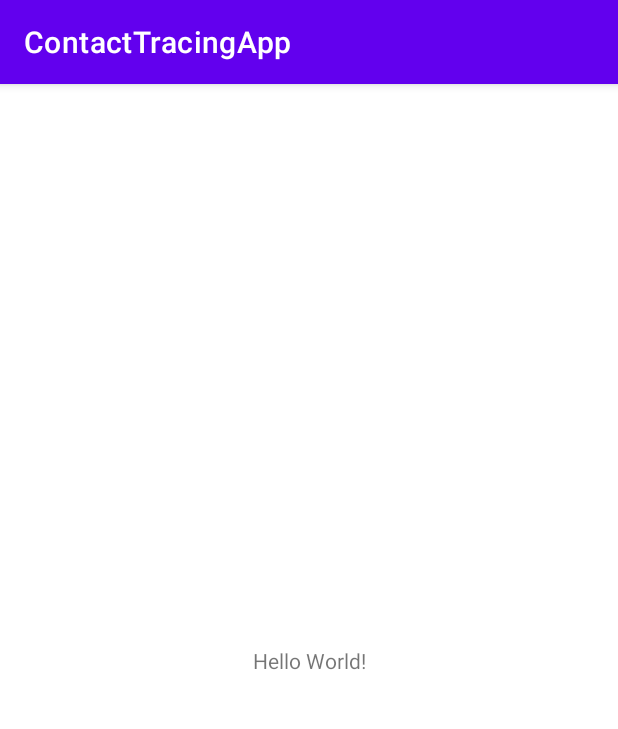
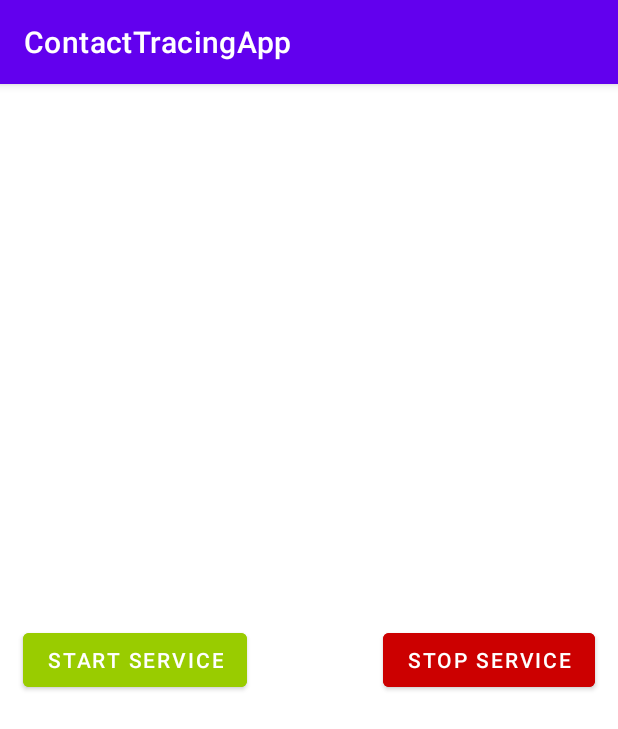
Before and after one commit to maxjanney/Contact-Tracing, an Android app: the screen it shows after launch (MainActivity), on a phone screen of 412 x 824 dp. Shown: the top 729 px of the screen. Run offline under Robolectric (Android 15) with nearby library versions, the phone set to English and light mode, and no system bars.

Commit message:
implement DashboardFragment

```diff
--- a/app/build.gradle
+++ b/app/build.gradle
@@ -33,6 +33,7 @@ dependencies {
     implementation 'androidx.appcompat:appcompat:1.2.0'
     implementation 'com.google.android.material:material:1.2.1'
     implementation 'androidx.constraintlayout:constraintlayout:2.0.4'
+    implementation 'androidx.legacy:legacy-support-v4:1.0.0'
     testImplementation 'junit:junit:4.+'
     androidTestImplementation 'androidx.test.ext:junit:1.1.2'
     androidTestImplementation 'androidx.test.espresso:espresso-core:3.3.0'
--- a/app/src/main/AndroidManifest.xml
+++ b/app/src/main/AndroidManifest.xml
@@ -1,6 +1,9 @@
 <?xml version="1.0" encoding="utf-8"?>
 <manifest xmlns:android="http://schemas.android.com/apk/res/android"
     package="com.example.contacttracingapp">
+
+    <uses-permission android:name="android.permission.ACCESS_FINE_LOCATION"/>
+    <uses-permission android:name="android.permission.FOREGROUND_SERVICE"/>
 
     <application
         android:allowBackup="true"
--- /dev/null
+++ b/app/src/main/java/com/example/contacttracingapp/DashboardFragment.java
@@ -0,0 +1,40 @@
+package com.example.contacttracingapp;
+
+import android.content.Context;
+import android.os.Bundle;
+
+import androidx.annotation.NonNull;
+import androidx.fragment.app.Fragment;
+
+import android.view.LayoutInflater;
+import android.view.View;
+import android.view.ViewGroup;
+
+public class DashboardFragment extends Fragment {
+
+    Dashboard dashboardActivity;
+
+    @Override
+    public void onAttach(@NonNull Context context) {
+        super.onAttach(context);
+        if (context instanceof Dashboard) {
+            dashboardActivity = (Dashboard) context;
+        } else {
+            throw new RuntimeException("Must implement the Dashboard interface.");
+        }
+    }
+
+    @Override
+    public View onCreateView(LayoutInflater inflater, ViewGroup container,
+                             Bundle savedInstanceState) {
+        View root = inflater.inflate(R.layout.fragment_dashboard, container, false);
+        root.findViewById(R.id.start_button).setOnClickListener(v -> dashboardActivity.start());
+        root.findViewById(R.id.stop_button).setOnClickListener(v -> dashboardActivity.stop());
+        return root;
+    }
+
+    interface Dashboard {
+        void start();
+        void stop();
+    }
+}
--- a/app/src/main/java/com/example/contacttracingapp/MainActivity.java
+++ b/app/src/main/java/com/example/contacttracingapp/MainActivity.java
@@ -1,14 +1,64 @@
 package com.example.contacttracingapp;
 
+import androidx.annotation.NonNull;
 import androidx.appcompat.app.AppCompatActivity;
+import androidx.fragment.app.Fragment;
+import androidx.fragment.app.FragmentManager;
 
+import android.Manifest;
+import android.content.pm.PackageManager;
 import android.os.Bundle;
+import android.widget.Toast;
 
-public class MainActivity extends AppCompatActivity {
+public class MainActivity extends AppCompatActivity implements DashboardFragment.Dashboard {
+
+    DashboardFragment dashboardFragment;
 
     @Override
     protected void onCreate(Bundle savedInstanceState) {
         super.onCreate(savedInstanceState);
         setContentView(R.layout.activity_main);
+
+        FragmentManager fm = getSupportFragmentManager();
+        Fragment tempFrag;
+
+        if ((tempFrag = fm.findFragmentById(R.id.dashboard_fragment)) instanceof DashboardFragment) {
+            dashboardFragment = (DashboardFragment) tempFrag;
+        } else {
+            dashboardFragment = new DashboardFragment();
+            fm.beginTransaction()
+                    .add(R.id.dashboard_fragment, dashboardFragment)
+                    .commit();
+        }
+
+        if (!hasGPSPermission()) {
+            requestLocationPermission();
+        }
+    }
+
+    @Override
+    public void onRequestPermissionsResult(int requestCode, @NonNull String[] permissions, @NonNull int[] grantResults) {
+        if (grantResults[0] != PackageManager.PERMISSION_GRANTED) {
+            Toast.makeText(this, getString(R.string.app_name), Toast.LENGTH_SHORT).show();
+            finish();
+        }
+    }
+
+    @Override
+    public void start() {
+        Toast.makeText(this, "Starting Service", Toast.LENGTH_SHORT).show();
+    }
+
+    @Override
+    public void stop() {
+        Toast.makeText(this, "Stopping Service", Toast.LENGTH_SHORT).show();
+    }
+
+    private boolean hasGPSPermission() {
+        return checkSelfPermission(Manifest.permission.ACCESS_FINE_LOCATION) == PackageManager.PERMISSION_GRANTED;
+    }
+
+    private void requestLocationPermission() {
+        requestPermissions(new String[]{Manifest.permission.ACCESS_FINE_LOCATION}, 123);
     }
 }
--- a/app/src/main/res/layout/activity_main.xml
+++ b/app/src/main/res/layout/activity_main.xml
@@ -6,13 +6,9 @@
     android:layout_height="match_parent"
     tools:context=".MainActivity">
 
-    <TextView
-        android:layout_width="wrap_content"
-        android:layout_height="wrap_content"
-        android:text="Hello World!"
-        app:layout_constraintBottom_toBottomOf="parent"
-        app:layout_constraintLeft_toLeftOf="parent"
-        app:layout_constraintRight_toRightOf="parent"
-        app:layout_constraintTop_toTopOf="parent" />
+    <FrameLayout
+        android:id="@+id/dashboard_fragment"
+        android:layout_width="match_parent"
+        android:layout_height="match_parent"/>
 
 </androidx.constraintlayout.widget.ConstraintLayout>
--- /dev/null
+++ b/app/src/main/res/layout/fragment_dashboard.xml
@@ -0,0 +1,26 @@
+<?xml version="1.0" encoding="utf-8"?>
+<FrameLayout xmlns:android="http://schemas.android.com/apk/res/android"
+    xmlns:tools="http://schemas.android.com/tools"
+    android:layout_width="match_parent"
+    android:layout_height="match_parent"
+    tools:context=".DashboardFragment">
+
+    <Button
+        android:id="@+id/start_button"
+        android:layout_width="wrap_content"
+        android:layout_height="wrap_content"
+        android:backgroundTint="@android:color/holo_green_light"
+        android:text="@string/start_button_text"
+        android:layout_marginStart="15dp"
+        android:layout_gravity="start|center"/>
+
+    <Button
+        android:id="@+id/stop_button"
+        android:layout_width="wrap_content"
+        android:layout_height="wrap_content"
+        android:backgroundTint="@android:color/holo_red_dark"
+        android:text="@string/stop_button_text"
+        android:layout_marginEnd="15dp"
+        android:layout_gravity="end|center"/>
+
+</FrameLayout>
--- a/app/src/main/res/values/strings.xml
+++ b/app/src/main/res/values/strings.xml
@@ -1,3 +1,5 @@
 <resources>
     <string name="app_name">ContactTracingApp</string>
+    <string name="start_button_text">Start Service</string>
+    <string name="stop_button_text">Stop Service</string>
 </resources>
```
